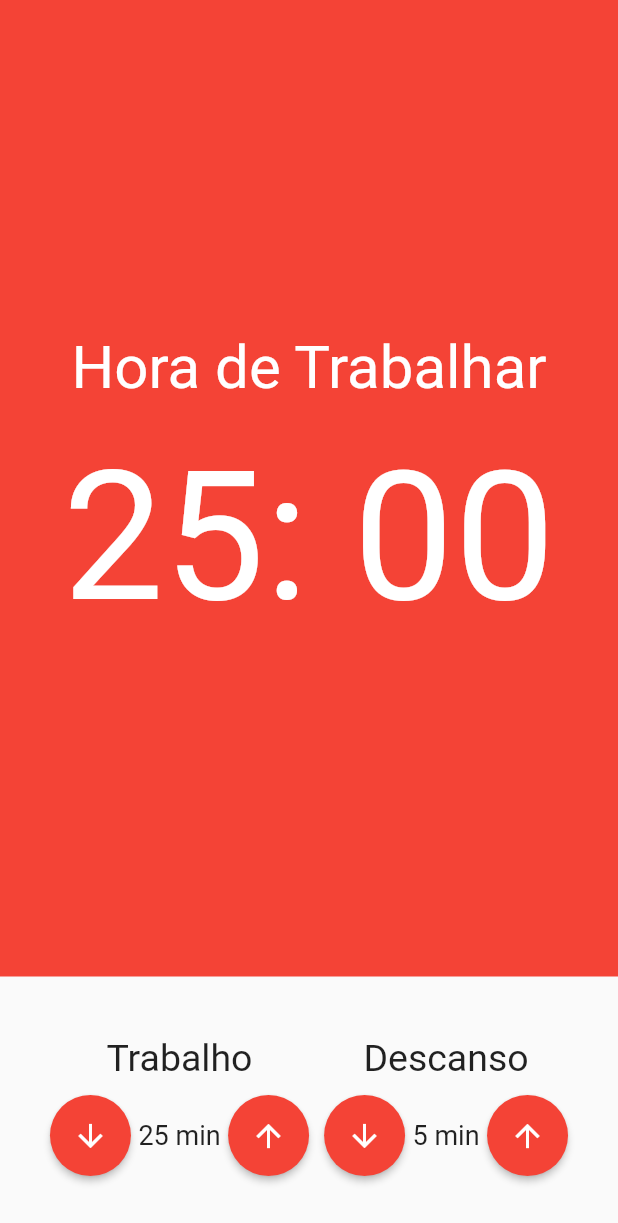
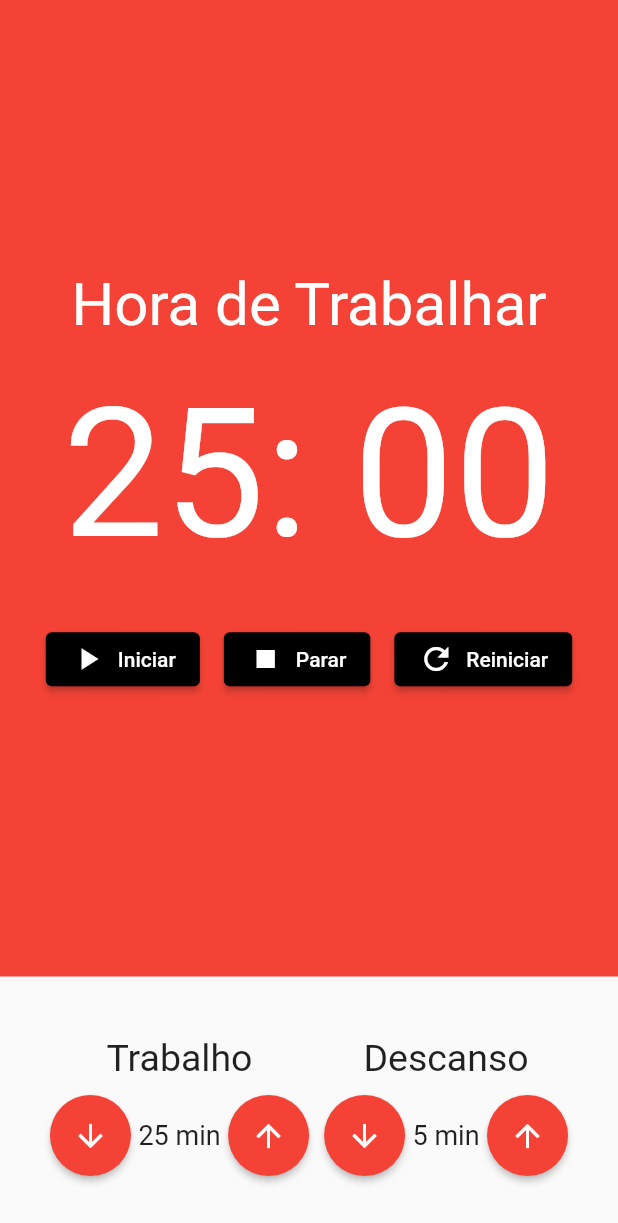
Before and after one commit to mechztcc/flutter-pomodoro, a Flutter app: the screen it shows after launch, on a phone screen of 412 x 824 dp. Shown: the top 1223 px of the screen. Run offline on Flutter 3.47's test engine with Material 2 defaults, Android fonts, the phone set to English and light mode, and no system bars.

Commit message:
cronometro_botao

```diff
--- a/lib/components/cronometro.dart
+++ b/lib/components/cronometro.dart
@@ -1,4 +1,5 @@
 import 'package:flutter/material.dart';
+import 'package:pomodoro/components/cronometro_botao.dart';
 
 class Cronometro extends StatelessWidget {
   const Cronometro({Key? key}) : super(key: key);
@@ -27,6 +28,35 @@ class Cronometro extends StatelessWidget {
               fontSize: 120,
               color: Colors.white,
             ),
+          ),
+          SizedBox(
+            height: 20,
+          ),
+          Row(
+            mainAxisAlignment: MainAxisAlignment.center,
+            children: [
+              Padding(
+                padding: const EdgeInsets.all(8.0),
+                child: CronometroBotao(
+                  texto: 'Iniciar',
+                  icone: Icons.play_arrow,
+                ),
+              ),
+              Padding(
+                padding: const EdgeInsets.all(8.0),
+                child: CronometroBotao(
+                  texto: 'Parar',
+                  icone: Icons.stop,
+                ),
+              ),
+              Padding(
+                padding: const EdgeInsets.all(8.0),
+                child: CronometroBotao(
+                  texto: 'Reiniciar',
+                  icone: Icons.refresh,
+                ),
+              ),
+            ],
           )
         ],
       ),
--- /dev/null
+++ b/lib/components/cronometro_botao.dart
@@ -0,0 +1,31 @@
+import 'package:flutter/material.dart';
+
+class CronometroBotao extends StatelessWidget {
+  final String texto;
+  final IconData icone;
+
+  const CronometroBotao({Key? key, required this.texto, required this.icone})
+      : super(key: key);
+  @override
+  Widget build(BuildContext context) {
+    return ElevatedButton(
+      style: ElevatedButton.styleFrom(
+        primary: Colors.black,
+      ),
+      onPressed: () {},
+      child: Row(
+        children: [
+          Padding(
+            padding: const EdgeInsets.only(right: 8),
+            child: Icon(
+              icone,
+            ),
+          ),
+          Text(
+            texto,
+          ),
+        ],
+      ),
+    );
+  }
+}
```
